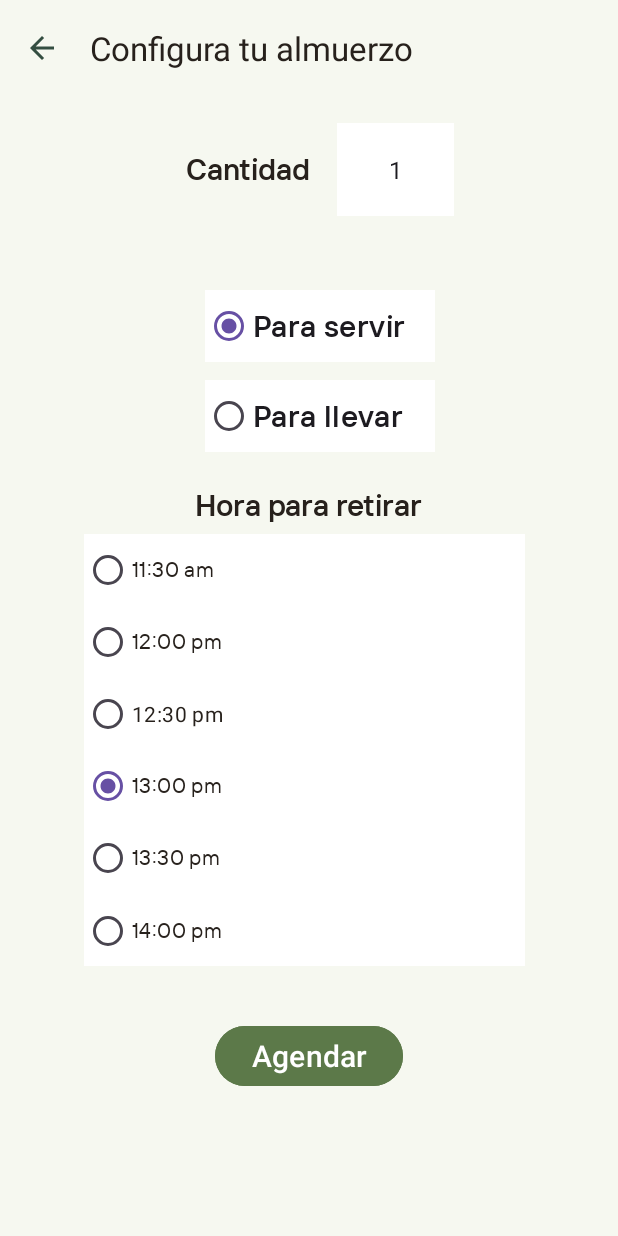
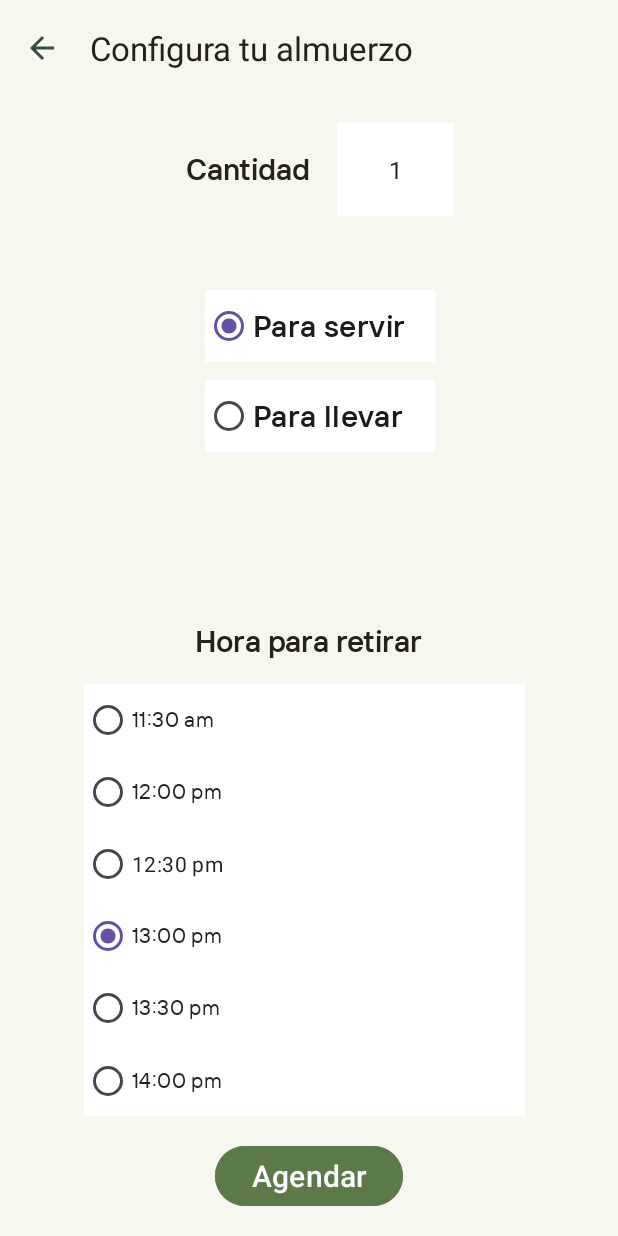
Before and after one commit to vdkaaa/AppIngSoft, an Android app built with Jetpack Compose: the OrderALunchSettings screen opened directly, with no data from a screen before it, on a phone screen of 412 x 824 dp. Run offline under Robolectric (Android 15) with nearby library versions, the phone set to English and light mode, and no system bars; our stand-ins replace Firebase (no records; nobody signed in at launch, a user with empty details on screens opened directly); 2 statements that could not run were skipped.

Commit message:
Fix Problems Styles

```diff
--- a/app/src/main/java/ghoststudios/app/almuerzafacil/Authentication/ui/RegisterActivity.kt
+++ b/app/src/main/java/ghoststudios/app/almuerzafacil/Authentication/ui/RegisterActivity.kt
@@ -67,6 +67,7 @@ class RegisterActivity : AppCompatActivity() {
 
         firebaseRef.child(user.id!!).setValue(user).addOnCompleteListener {
             Toast.makeText(this, "data stored", Toast.LENGTH_SHORT).show()
+            showHomeClient(user)
 
         }.addOnFailureListener {
             Toast.makeText(this, "data failed to store ", Toast.LENGTH_SHORT)
--- a/app/src/main/java/ghoststudios/app/almuerzafacil/ClientSelectLunches.kt
+++ b/app/src/main/java/ghoststudios/app/almuerzafacil/ClientSelectLunches.kt
@@ -66,8 +66,6 @@ class ClientSelectLunches : AppCompatActivity() {
             intent.putExtra("email", email)
             intent.putExtra("uid", uid)
             intent.putExtra("dayOfWeek", day)
-            val num = adapter.getListOfLunches().size
-            Toast.makeText(this,"tam $num",Toast.LENGTH_SHORT).show()
             intent.putParcelableArrayListExtra("lunches", adapter.getListOfLunches())
             startActivity(intent)
         }
@@ -109,7 +107,6 @@ class ClientSelectLunches : AppCompatActivity() {
                         }
                     }
                 }
-                //Toast.makeText(baseContext, "Loading lunches: ${arrayOfLunches.size}", Toast.LENGTH_SHORT).show()
                 val recyclerview = findViewById<RecyclerView>(R.id.rv_OrderLunchesClient)
                 adapter = LunchAdapterClass(arrayOfLunchesToShow){show ->ShowSelectedIcons(show)}
                 recyclerview.adapter = adapter
--- a/app/src/main/java/ghoststudios/app/almuerzafacil/HomeClient.kt
+++ b/app/src/main/java/ghoststudios/app/almuerzafacil/HomeClient.kt
@@ -51,8 +51,6 @@ class HomeClient : AppCompatActivity() {
         // Inicializa el usuario
         user = User(id = uidI, name = nameI, lastname = lastnameI, email = emailI, phone = null)
 
-        // Agrega el log para verificar los datos del usuario
-        Log.d("HomeClient", "User Data - ID: ${user?.id}, Name: ${user?.name}, Lastname: ${user?.lastname}, Email: ${user?.email}, Phone: ${user?.phone}")
 
         findViewById<Button>(R.id.btn_orderLunch).setOnClickListener {
             val intent = Intent(this, ChooseDayOfTheWeek::class.java)
--- a/app/src/main/java/ghoststudios/app/almuerzafacil/ui/theme/AgendadosClienteAdapterClass.kt
+++ b/app/src/main/java/ghoststudios/app/almuerzafacil/ui/theme/AgendadosClienteAdapterClass.kt
@@ -40,7 +40,7 @@ class AgendadosClienteAdapterClass (private val ordenes: ArrayList<Order>, priva
         holder.textViewNameDay.text = getDayName(ordenes[i].dateToDeliver.day)
         holder.textViewTime.text = "Hora Retiro: ${ordenes[i].dateToDeliver.hours} : ${ordenes[i].dateToDeliver.minutes}"
         holder.textViewLunch.text = getLunchesName(ordenes[i].lunch!!)
-        holder.textViewQuantity.text = ordenes[i].amount.toString()
+        holder.textViewQuantity.text = "Cantidad: " +ordenes[i].amount.toString()
 
         if(ordenes[i].eatAtRestaurant){
             holder.textViewForHereOrToGo.text = "Para Servir"
--- a/app/src/main/java/ghoststudios/app/almuerzafacil/ui/theme/PedidosAdapterClass.kt
+++ b/app/src/main/java/ghoststudios/app/almuerzafacil/ui/theme/PedidosAdapterClass.kt
@@ -40,7 +40,7 @@ class PedidosAdapterClass (private val pedidos: ArrayList<Order>, private val us
         holder.textViewTime.text = "Hora Pedido: ${pedidos[i].dateOrdered.hours} : ${pedidos[i].dateOrdered.minutes}"
         holder.textViewTime2.text = "Hora Retiro: ${pedidos[i].dateToDeliver.hours} : ${pedidos[i].dateToDeliver.minutes}"
         holder.textViewLunch.text = getLunchName(pedidos[i].lunch!!)
-        holder.textViewQuantity.text = pedidos[i].amount.toString()
+        holder.textViewQuantity.text = "Cantidad: " + pedidos[i].amount.toString()
 
         if(pedidos[i].eatAtRestaurant){
             holder.textViewForHereOrToGo.text = "Para Servir"
--- a/app/src/main/res/layout/activity_order_alunch_settings.xml
+++ b/app/src/main/res/layout/activity_order_alunch_settings.xml
@@ -27,6 +27,7 @@
         android:id="@+id/textView6"
         android:layout_width="wrap_content"
         android:layout_height="wrap_content"
+        android:layout_marginBottom="16dp"
         android:fontFamily="@font/demibold2"
         android:text="@string/HoraDeRetiro"
         android:textColor="@color/colorBlackPalette"
@@ -34,8 +35,7 @@
         app:layout_constraintBottom_toTopOf="@+id/horaARecibir"
         app:layout_constraintEnd_toEndOf="parent"
         app:layout_constraintHorizontal_bias="0.498"
-        app:layout_constraintStart_toStartOf="parent"
-        app:layout_constraintTop_toBottomOf="@+id/ServirOLlevar" />
+        app:layout_constraintStart_toStartOf="parent" />
 
     <EditText
         android:id="@+id/cantidadInputField"
@@ -92,16 +92,14 @@
         android:layout_width="294dp"
         android:layout_height="288dp"
         android:layout_marginStart="103dp"
-        android:layout_marginTop="24dp"
         android:layout_marginEnd="308dp"
-        android:layout_marginBottom="21dp"
+        android:layout_marginBottom="16dp"
         android:background="@color/white"
         android:checkedButton="@id/rb_1300"
         app:layout_constraintBottom_toTopOf="@+id/AgendarAlmuerzoBtn"
         app:layout_constraintEnd_toEndOf="parent"
         app:layout_constraintHorizontal_bias="0.162"
-        app:layout_constraintStart_toStartOf="parent"
-        app:layout_constraintTop_toBottomOf="@+id/ServirOLlevar">
+        app:layout_constraintStart_toStartOf="parent">
 
         <RadioButton
             android:id="@+id/rb_1130"
@@ -155,7 +153,7 @@
         android:id="@+id/AgendarAlmuerzoBtn"
         android:layout_width="wrap_content"
         android:layout_height="wrap_content"
-        android:layout_marginBottom="96dp"
+        android:layout_marginBottom="16dp"
         android:backgroundTint="@color/colorGreenPalette"
         android:text="@string/AgendarAlmuerzoBtn"
         android:textSize="20sp"
--- a/app/src/main/res/layout/card_view_ver_pedido_cliente.xml
+++ b/app/src/main/res/layout/card_view_ver_pedido_cliente.xml
@@ -53,12 +53,12 @@
             android:id="@+id/Ag_textViewQuantity"
             android:layout_width="wrap_content"
             android:layout_height="wrap_content"
-            android:layout_marginTop="72dp"
+            android:layout_marginTop="74dp"
             android:layout_marginEnd="10dp"
             android:text="Cantidad"
             android:textColor="@color/colorBlackPalette"
             app:layout_constraintEnd_toEndOf="parent"
-            app:layout_constraintHorizontal_bias="0.503"
+            app:layout_constraintHorizontal_bias="0.5"
             app:layout_constraintStart_toEndOf="@+id/Ag_textViewLunchName"
             app:layout_constraintTop_toTopOf="parent" />
 
```
Also changed, not shown: app/src/main/java/ghoststudios/app/almuerzafacil/AddLunch.kt (+11 -7 lines), app/src/main/java/ghoststudios/app/almuerzafacil/Authentication/ui/LoginActivity.kt (+5 -4 lines), app/src/main/java/ghoststudios/app/almuerzafacil/HomeCompany.kt (+0 -10 lines), app/src/main/java/ghoststudios/app/almuerzafacil/OrderALunchSettings.kt (+16 -7 lines), app/src/main/java/ghoststudios/app/almuerzafacil/ui/theme/PedidosEmpresa.kt (+3 -12 lines), app/src/main/res/layout/activity_see_company_lunches_day_of_the_week.xml (+4 -3 lines).
